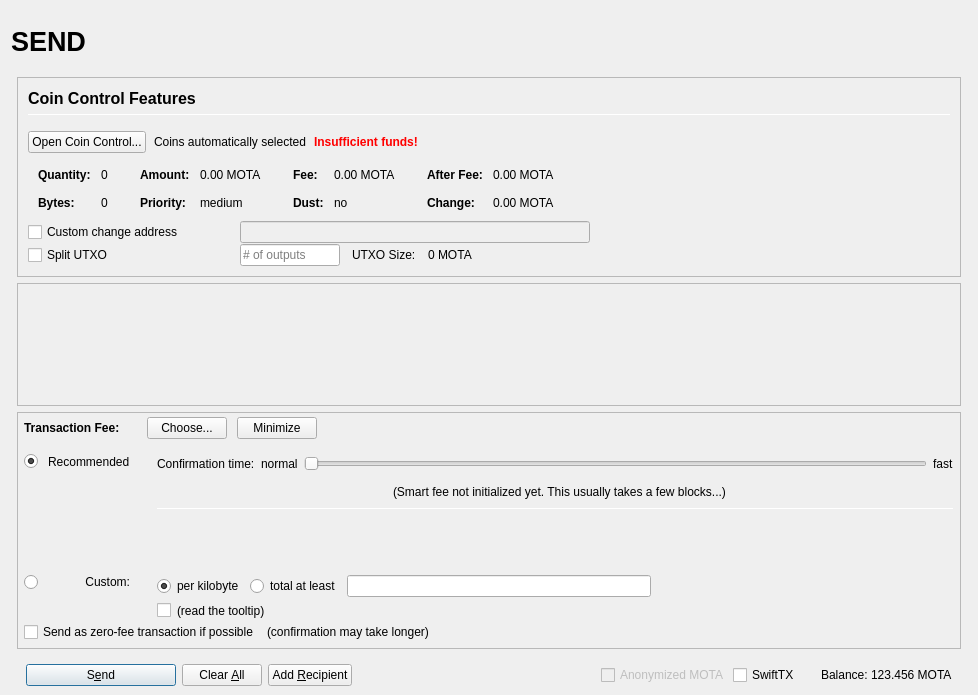
Before: the Qt Designer form src/qt/forms/sendcoinsdialog.ui in tofutim/mota, drawn with Qt 5.
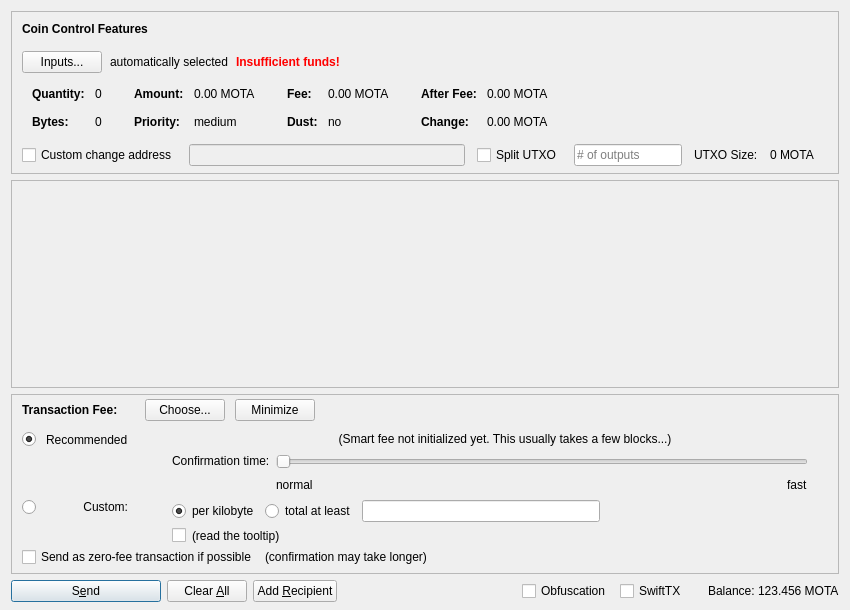
After: the same form once the commit is applied. Icons and pictures are not drawn. Custom widgets are drawn as their Qt base class.

Patch:
```diff
--- a/src/qt/forms/sendcoinsdialog.ui
+++ b/src/qt/forms/sendcoinsdialog.ui
@@ -2,155 +2,20 @@
 <ui version="4.0">
  <class>SendCoinsDialog</class>
  <widget class="QDialog" name="SendCoinsDialog">
-  <property name="enabled">
-   <bool>true</bool>
-  </property>
   <property name="geometry">
    <rect>
     <x>0</x>
     <y>0</y>
-    <width>978</width>
-    <height>695</height>
+    <width>850</width>
+    <height>610</height>
    </rect>
   </property>
   <property name="windowTitle">
    <string>Send Coins</string>
   </property>
-  <layout class="QVBoxLayout" name="verticalLayout" stretch="0">
+  <layout class="QVBoxLayout" name="verticalLayout" stretch="0,1,0,0">
    <property name="bottomMargin">
-    <number>9</number>
-   </property>
-   <item>
-    <layout class="QVBoxLayout" name="verticalLayout_Master" stretch="0,1">
-     <property name="spacing">
-      <number>0</number>
-     </property>
-     <property name="leftMargin">
-      <number>0</number>
-     </property>
-     <property name="topMargin">
-      <number>0</number>
-     </property>
-     <property name="rightMargin">
-      <number>0</number>
-     </property>
-     <property name="bottomMargin">
-      <number>0</number>
-     </property>
-     <item>
-      <widget class="QFrame" name="frame_Header">
-       <layout class="QVBoxLayout" name="verticalLayout_Header" stretch="0">
-        <property name="leftMargin">
-         <number>0</number>
-        </property>
-        <property name="topMargin">
-         <number>0</number>
-        </property>
-        <property name="rightMargin">
-         <number>0</number>
-        </property>
-        <property name="bottomMargin">
-         <number>0</number>
-        </property>
-        <item>
-         <layout class="QHBoxLayout" name="horizontalLayout_Header" stretch="1,0,1">
-          <property name="spacing">
-           <number>6</number>
-          </property>
-          <item>
-           <widget class="QLabel" name="labelOverviewHeaderLeft">
-            <property name="minimumSize">
-             <size>
-              <width>464</width>
-              <height>60</height>
-             </size>
-            </property>
-            <property name="maximumSize">
-             <size>
-              <width>16777215</width>
-              <height>60</height>
-             </size>
-            </property>
-            <property name="font">
-             <font>
-              <pointsize>20</pointsize>
-              <weight>75</weight>
-              <bold>true</bold>
-             </font>
-            </property>
-            <property name="text">
-             <string>SEND</string>
-            </property>
-            <property name="alignment">
-             <set>Qt::AlignLeading|Qt::AlignLeft|Qt::AlignVCenter</set>
-            </property>
-           </widget>
-          </item>
-          <item>
-           <spacer name="horizontalSpacer_Header">
-            <property name="orientation">
-             <enum>Qt::Horizontal</enum>
-            </property>
-            <property name="sizeHint" stdset="0">
-             <size>
-              <width>40</width>
-              <height>20</height>
-             </size>
-            </property>
-           </spacer>
-          </item>
-          <item>
-           <widget class="QLabel" name="labelOverviewHeaderRight">
-            <property name="minimumSize">
-             <size>
-              <width>464</width>
-              <height>60</height>
-             </size>
-            </property>
-            <property name="maximumSize">
-             <size>
-              <width>16777215</width>
-              <height>60</height>
-             </size>
-            </property>
-            <property name="font">
-             <font>
-              <pointsize>14</pointsize>
-             </font>
-            </property>
-            <property name="text">
-             <string/>
-            </property>
-            <property name="alignment">
-             <set>Qt::AlignRight|Qt::AlignTrailing|Qt::AlignVCenter</set>
-            </property>
-           </widget>
-          </item>
-         </layout>
-        </item>
-       </layout>
-      </widget>
-     </item>
-     <item>
-      <widget class="QFrame" name="frame_BG">
-       <property name="minimumSize">
-        <size>
-         <width>0</width>
-         <height>0</height>
-        </size>
-       </property>
-       <layout class="QVBoxLayout" name="layout_BG" stretch="0,0,0,0">
-        <property name="leftMargin">
-         <number>6</number>
-        </property>
-        <property name="topMargin">
-         <number>6</number>
-        </property>
-        <property name="rightMargin">
-         <number>6</number>
-        </property>
-        <property name="bottomMargin">
-         <number>0</number>
+    <number>8</number>
         </property>
         <item>
          <widget class="QFrame" name="frameCoinControl">
@@ -186,13 +51,12 @@
             <number>0</number>
            </property>
            <property name="bottomMargin">
-            <number>0</number>
+       <number>6</number>
            </property>
            <item>
-            <widget class="QFrame" name="frameCoinControl_BG">
-             <layout class="QVBoxLayout" name="verticalLayoutCoinControl" stretch="0,0,0,0,0,0">
+       <layout class="QVBoxLayout" name="verticalLayoutCoinControl" stretch="0,0,0,0,1">
               <property name="spacing">
-               <number>1</number>
+         <number>0</number>
               </property>
               <property name="leftMargin">
                <number>10</number>
@@ -206,11 +70,6 @@
                  <number>15</number>
                 </property>
                 <item>
-                 <layout class="QVBoxLayout" name="verticalLayout_3">
-                  <property name="spacing">
-                   <number>6</number>
-                  </property>
-                  <item>
                    <widget class="QLabel" name="labelCoinControlFeatures">
                     <property name="sizePolicy">
                      <sizepolicy hsizetype="Preferred" vsizetype="Maximum">
@@ -218,15 +77,8 @@
                       <verstretch>0</verstretch>
                      </sizepolicy>
                     </property>
-                    <property name="minimumSize">
-                     <size>
-                      <width>0</width>
-                      <height>20</height>
-                     </size>
-                    </property>
                     <property name="font">
                      <font>
-                      <pointsize>12</pointsize>
                       <weight>75</weight>
                       <bold>true</bold>
                      </font>
@@ -239,27 +91,6 @@
                     </property>
                    </widget>
                   </item>
-                  <item>
-                   <widget class="Line" name="line">
-                    <property name="minimumSize">
-                     <size>
-                      <width>0</width>
-                      <height>1</height>
-                     </size>
-                    </property>
-                    <property name="maximumSize">
-                     <size>
-                      <width>16777215</width>
-                      <height>1</height>
-                     </size>
-                    </property>
-                    <property name="orientation">
-                     <enum>Qt::Horizontal</enum>
-                    </property>
-                   </widget>
-                  </item>
-                 </layout>
-                </item>
                </layout>
               </item>
               <item>
@@ -276,7 +107,7 @@
                    <string notr="true"/>
                   </property>
                   <property name="text">
-                   <string>Open Coin Control...</string>
+             <string>Inputs...</string>
                   </property>
                   <property name="autoDefault">
                    <bool>false</bool>
@@ -286,7 +117,7 @@
                 <item>
                  <widget class="QLabel" name="labelCoinControlAutomaticallySelected">
                   <property name="text">
-                   <string>Coins automatically selected</string>
+             <string>automatically selected</string>
                   </property>
                   <property name="margin">
                    <number>5</number>
@@ -697,7 +528,7 @@
                </widget>
               </item>
               <item>
-               <layout class="QHBoxLayout" name="horizontalLayoutCoinControl4">
+         <layout class="QHBoxLayout" name="horizontalLayoutCoinControl4" stretch="0,0,0,0,0,0,0">
                 <property name="spacing">
                  <number>12</number>
                 </property>
@@ -705,31 +536,13 @@
                  <enum>QLayout::SetDefaultConstraint</enum>
                 </property>
                 <property name="topMargin">
-                 <number>0</number>
+           <number>5</number>
                 </property>
                 <property name="rightMargin">
-                 <number>0</number>
+           <number>5</number>
                 </property>
                 <item>
                  <widget class="QCheckBox" name="checkBoxCoinControlChange">
-                  <property name="sizePolicy">
-                   <sizepolicy hsizetype="Preferred" vsizetype="Preferred">
-                    <horstretch>0</horstretch>
-                    <verstretch>0</verstretch>
-                   </sizepolicy>
-                  </property>
-                  <property name="minimumSize">
-                   <size>
-                    <width>200</width>
-                    <height>0</height>
-                   </size>
-                  </property>
-                  <property name="maximumSize">
-                   <size>
-                    <width>200</width>
-                    <height>16777215</height>
-                   </size>
-                  </property>
                   <property name="toolTip">
                    <string>If this is activated, but the change address is empty or invalid, change will be sent to a newly generated address.</string>
                   </property>
@@ -744,71 +557,15 @@
                    <bool>false</bool>
                   </property>
                   <property name="sizePolicy">
-                   <sizepolicy hsizetype="Preferred" vsizetype="Preferred">
+             <sizepolicy hsizetype="Expanding" vsizetype="Fixed">
                     <horstretch>0</horstretch>
                     <verstretch>0</verstretch>
                    </sizepolicy>
                   </property>
-                  <property name="minimumSize">
-                   <size>
-                    <width>300</width>
-                    <height>0</height>
-                   </size>
-                  </property>
-                 </widget>
-                </item>
-                <item>
-                 <widget class="QLabel" name="labelCoinControlChangeLabel">
-                  <property name="sizePolicy">
-                   <sizepolicy hsizetype="Preferred" vsizetype="Preferred">
-                    <horstretch>0</horstretch>
-                    <verstretch>0</verstretch>
-                   </sizepolicy>
-                  </property>
-                  <property name="minimumSize">
-                   <size>
-                    <width>100</width>
-                    <height>0</height>
-                   </size>
-                  </property>
-                  <property name="text">
-                   <string/>
-                  </property>
-                  <property name="margin">
-                   <number>3</number>
-                  </property>
-                 </widget>
-                </item>
-               </layout>
-              </item>
-              <item>
-               <layout class="QHBoxLayout" name="horizontalLayoutCoinControl6">
-                <property name="spacing">
-                 <number>12</number>
-                </property>
-                <property name="rightMargin">
-                 <number>0</number>
-                </property>
+           </widget>
+          </item>
                 <item>
                  <widget class="QCheckBox" name="splitBlockCheckBox">
-                  <property name="sizePolicy">
-                   <sizepolicy hsizetype="Preferred" vsizetype="Preferred">
-                    <horstretch>0</horstretch>
-                    <verstretch>0</verstretch>
-                   </sizepolicy>
-                  </property>
-                  <property name="minimumSize">
-                   <size>
-                    <width>200</width>
-                    <height>0</height>
-                   </size>
-                  </property>
-                  <property name="maximumSize">
-                   <size>
-                    <width>200</width>
-                    <height>16777215</height>
-                   </size>
-                  </property>
                   <property name="text">
                    <string>Split UTXO</string>
                   </property>
@@ -817,23 +574,11 @@
                 <item>
                  <widget class="QLineEdit" name="splitBlockLineEdit">
                   <property name="sizePolicy">
-                   <sizepolicy hsizetype="Preferred" vsizetype="Preferred">
+             <sizepolicy hsizetype="Fixed" vsizetype="Fixed">
                     <horstretch>50</horstretch>
                     <verstretch>0</verstretch>
                    </sizepolicy>
                   </property>
-                  <property name="minimumSize">
-                   <size>
-                    <width>100</width>
-                    <height>0</height>
-                   </size>
-                  </property>
-                  <property name="maximumSize">
-                   <size>
-                    <width>100</width>
-                    <height>16777215</height>
-                   </size>
-                  </property>
                   <property name="placeholderText">
                    <string># of outputs</string>
                   </property>
@@ -854,17 +599,26 @@
                  </widget>
                 </item>
                 <item>
-                 <spacer name="horizontalSpacer_7">
-                  <property name="orientation">
-                   <enum>Qt::Horizontal</enum>
-                  </property>
-                  <property name="sizeHint" stdset="0">
+           <widget class="QLabel" name="labelCoinControlChangeLabel">
+            <property name="sizePolicy">
+             <sizepolicy hsizetype="Preferred" vsizetype="Expanding">
+              <horstretch>0</horstretch>
+              <verstretch>0</verstretch>
+             </sizepolicy>
+            </property>
+            <property name="minimumSize">
                    <size>
-                    <width>40</width>
-                    <height>20</height>
-                   </size>
-                  </property>
-                 </spacer>
+              <width>0</width>
+              <height>0</height>
+             </size>
+            </property>
+            <property name="text">
+             <string/>
+            </property>
+            <property name="margin">
+             <number>3</number>
+            </property>
+           </widget>
                 </item>
                </layout>
               </item>
@@ -882,7 +636,6 @@
                </spacer>
               </item>
              </layout>
-            </widget>
            </item>
           </layout>
          </widget>
@@ -897,8 +650,8 @@
             <rect>
              <x>0</x>
              <y>0</y>
-             <width>944</width>
-             <height>68</height>
+        <width>830</width>
+        <height>95</height>
             </rect>
            </property>
            <layout class="QVBoxLayout" name="verticalLayout_2" stretch="0,1">
@@ -980,14 +733,11 @@
               <number>0</number>
              </property>
              <property name="leftMargin">
-              <number>6</number>
+         <number>10</number>
              </property>
              <property name="topMargin">
               <number>0</number>
              </property>
-             <property name="rightMargin">
-              <number>6</number>
-             </property>
              <item>
               <layout class="QHBoxLayout" name="horizontalLayoutFee1">
                <property name="bottomMargin">
@@ -1129,61 +879,7 @@
                   <property name="verticalSpacing">
                    <number>4</number>
                   </property>
-                  <item row="2" column="0">
-                   <layout class="QVBoxLayout" name="verticalLayoutFee4" stretch="0">
-                    <item>
-                     <spacer name="verticalSpacer_2">
-                      <property name="orientation">
-                       <enum>Qt::Vertical</enum>
-                      </property>
-                      <property name="sizeHint" stdset="0">
-                       <size>
-                        <width>1</width>
-                        <height>1</height>
-                       </size>
-                      </property>
-                     </spacer>
-                    </item>
-                   </layout>
-                  </item>
-                  <item row="3" column="0">
-                   <layout class="QVBoxLayout" name="verticalLayoutFee9" stretch="0,1">
-                    <item>
-                     <widget class="QRadioButton" name="radioCustomFee">
-                      <property name="text">
-                       <string/>
-                      </property>
-                      <attribute name="buttonGroup">
-                       <string notr="true">groupFee</string>
-                      </attribute>
-                     </widget>
-                    </item>
-                    <item>
-                     <spacer name="verticalSpacer_6">
-                      <property name="orientation">
-                       <enum>Qt::Vertical</enum>
-                      </property>
-                      <property name="sizeHint" stdset="0">
-                       <size>
-                        <width>1</width>
-                        <height>1</height>
-                       </size>
-                      </property>
-                     </spacer>
-                    </item>
-                   </layout>
-                  </item>
-                  <item row="3" column="1">
-                   <widget class="QLabel" name="labelCustomFee">
-                    <property name="text">
-                     <string>Custom:</string>
-                    </property>
-                    <property name="alignment">
-                     <set>Qt::AlignRight|Qt::AlignTop|Qt::AlignTrailing</set>
-                    </property>
-                   </widget>
-                  </item>
-                  <item row="3" column="4">
+             <item row="2" column="4">
                    <layout class="QVBoxLayout" name="verticalLayoutFee8">
                     <property name="spacing">
                      <number>6</number>
@@ -1282,27 +978,80 @@
                     </item>
                    </layout>
                   </item>
-                  <item row="1" column="1">
-                   <widget class="QLabel" name="labelSmartFee_2">
+             <item row="1" column="0">
+              <layout class="QVBoxLayout" name="verticalLayoutFee4" stretch="1">
+               <item>
+                <spacer name="verticalSpacer_2">
+                 <property name="orientation">
+                  <enum>Qt::Vertical</enum>
+                 </property>
+                 <property name="sizeHint" stdset="0">
+                  <size>
+                   <width>1</width>
+                   <height>1</height>
+                  </size>
+                 </property>
+                </spacer>
+               </item>
+              </layout>
+             </item>
+             <item row="2" column="0">
+              <layout class="QVBoxLayout" name="verticalLayoutFee9" stretch="0,1">
+               <item>
+                <widget class="QRadioButton" name="radioCustomFee">
                     <property name="text">
-                     <string>Recommended</string>
-                    </property>
-                   </widget>
-                  </item>
-                  <item row="0" column="4" rowspan="3">
-                   <layout class="QVBoxLayout" name="verticalLayoutFee3" stretch="0,0,0,0,1,0">
+                  <string/>
+                 </property>
+                 <attribute name="buttonGroup">
+                  <string notr="true">groupFee</string>
+                 </attribute>
+                </widget>
+               </item>
+               <item>
+                <spacer name="verticalSpacer_6">
+                 <property name="orientation">
+                  <enum>Qt::Vertical</enum>
+                 </property>
+                 <property name="sizeHint" stdset="0">
+                  <size>
+                   <width>1</width>
+                   <height>1</height>
+                  </size>
+                 </property>
+                </spacer>
+               </item>
+              </layout>
+             </item>
+             <item row="1" column="4">
+              <layout class="QVBoxLayout" name="verticalLayoutFee3" stretch="0,0,1">
                     <property name="spacing">
                      <number>6</number>
                     </property>
                     <property name="topMargin">
                      <number>2</number>
                     </property>
-                    <property name="bottomMargin">
-                     <number>20</number>
-                    </property>
+               <item>
+                <layout class="QHBoxLayout" name="horizontalLayoutFee12">
+                 <item>
+                  <spacer name="horizontalSpacer_5">
+                   <property name="orientation">
+                    <enum>Qt::Horizontal</enum>
+                   </property>
+                   <property name="sizeHint" stdset="0">
+                    <size>
+                     <width>1</width>
+                     <height>1</height>
+                    </size>
+                   </property>
+                  </spacer>
+                 </item>
+                </layout>
+               </item>
                     <item>
                      <layout class="QHBoxLayout" name="horizontalLayoutFee9">
                       <item>
+                  <layout class="QVBoxLayout" name="verticalLayoutFee6">
+                   <item>
                        <widget class="QLabel" name="labelSmartFee3">
                         <property name="text">
                          <string>Confirmation time:</string>
@@ -1313,23 +1062,27 @@
                        </widget>
                       </item>
                       <item>
-                       <widget class="QLabel" name="labelSmartFeeNormal">
-                        <property name="text">
-                         <string>normal</string>
-                        </property>
-                        <property name="margin">
-                         <number>2</number>
-                        </property>
-                       </widget>
-                      </item>
+                    <spacer name="verticalSpacer_3">
+                     <property name="orientation">
+                      <enum>Qt::Vertical</enum>
+                     </property>
+                     <property name="sizeHint" stdset="0">
+                      <size>
+                       <width>1</width>
+                       <height>1</height>
+                      </size>
+                     </property>
+                    </spacer>
+                   </item>
+                  </layout>
+                 </item>
+                 <item>
+                  <layout class="QVBoxLayout" name="verticalLayoutFee5">
+                   <property name="rightMargin">
+                    <number>30</number>
+                   </property>
                       <item>
                        <widget class="QSlider" name="sliderSmartFee">
-                        <property name="minimumSize">
-                         <size>
-                          <width>0</width>
-                          <height>24</height>
-                         </size>
-                        </property>
                         <property name="minimum">
                          <number>0</number>
                         </property>
@@ -1357,6 +1110,28 @@
                        </widget>
                       </item>
                       <item>
+                    <layout class="QHBoxLayout" name="horizontalLayoutFee10">
+                     <item>
+                      <widget class="QLabel" name="labelSmartFeeNormal">
+                       <property name="text">
+                        <string>normal</string>
+                       </property>
+                      </widget>
+                     </item>
+                     <item>
+                      <spacer name="horizontalSpacer_3">
+                       <property name="orientation">
+                        <enum>Qt::Horizontal</enum>
+                       </property>
+                       <property name="sizeHint" stdset="0">
+                        <size>
+                         <width>40</width>
+                         <height>20</height>
+                        </size>
+                       </property>
+                      </spacer>
+                     </item>
+                     <item>
                        <widget class="QLabel" name="labelSmartFeeFast">
                         <property name="text">
                          <string>fast</string>
@@ -1365,148 +1140,81 @@
                       </item>
                      </layout>
                     </item>
+                  </layout>
+                 </item>
+                </layout>
+               </item>
                     <item>
-                     <layout class="QHBoxLayout" name="horizontalLayout_recommended_texts">
-                      <property name="spacing">
-                       <number>0</number>
-                      </property>
-                      <item>
-                       <spacer name="horizontalSpacer_8">
+                <spacer name="verticalSpacer_4">
                         <property name="orientation">
-                         <enum>Qt::Horizontal</enum>
+                  <enum>Qt::Vertical</enum>
                         </property>
                         <property name="sizeHint" stdset="0">
                          <size>
-                          <width>40</width>
-                          <height>20</height>
+                   <width>1</width>
+                   <height>1</height>
                          </size>
                         </property>
                        </spacer>
                       </item>
-                      <item>
+              </layout>
+             </item>
+             <item row="0" column="1">
+              <widget class="QLabel" name="labelSmartFee_2">
+               <property name="text">
+                <string>Recommended</string>
+               </property>
+              </widget>
+             </item>
+             <item row="0" column="0">
+              <widget class="QRadioButton" name="radioSmartFee">
+               <property name="text">
+                <string/>
+               </property>
+               <property name="checked">
+                <bool>true</bool>
+               </property>
+               <attribute name="buttonGroup">
+                <string notr="true">groupFee</string>
+               </attribute>
+              </widget>
+             </item>
+             <item row="2" column="1">
+              <widget class="QLabel" name="labelCustomFee">
+               <property name="text">
+                <string>Custom:</string>
+               </property>
+               <property name="alignment">
+                <set>Qt::AlignRight|Qt::AlignTop|Qt::AlignTrailing</set>
+               </property>
+              </widget>
+             </item>
+             <item row="0" column="2">
+              <widget class="QLabel" name="labelSmartFee">
+               <property name="text">
+                <string/>
+               </property>
+               <property name="margin">
+                <number>2</number>
+               </property>
+              </widget>
+             </item>
+             <item row="0" column="3">
                        <widget class="QLabel" name="labelFeeEstimation">
                         <property name="text">
                          <string/>
                         </property>
-                        <property name="margin">
-                         <number>2</number>
-                        </property>
-                       </widget>
-                      </item>
-                      <item>
+              </widget>
+             </item>
+             <item row="0" column="4">
                        <widget class="QLabel" name="labelSmartFee2">
                         <property name="text">
                          <string>(Smart fee not initialized yet. This usually takes a few blocks...)</string>
                         </property>
                         <property name="alignment">
-                         <set>Qt::AlignLeading|Qt::AlignLeft|Qt::AlignVCenter</set>
+                <set>Qt::AlignHCenter</set>
                         </property>
                         <property name="wordWrap">
-                         <bool>false</bool>
-                        </property>
-                        <property name="margin">
-                         <number>2</number>
-                        </property>
-                        <property name="indent">
-                         <number>-1</number>
-                        </property>
-                       </widget>
-                      </item>
-                      <item>
-                       <spacer name="horizontalSpacer_3">
-                        <property name="orientation">
-                         <enum>Qt::Horizontal</enum>
-                        </property>
-                        <property name="sizeHint" stdset="0">
-                         <size>
-                          <width>40</width>
-                          <height>20</height>
-                         </size>
-                        </property>
-                       </spacer>
-                      </item>
-                     </layout>
-                    </item>
-                    <item>
-                     <widget class="Line" name="line_2">
-                      <property name="minimumSize">
-                       <size>
-                        <width>0</width>
-                        <height>1</height>
-                       </size>
-                      </property>
-                      <property name="maximumSize">
-                       <size>
-                        <width>16777215</width>
-                        <height>1</height>
-                       </size>
-                      </property>
-                      <property name="orientation">
-                       <enum>Qt::Horizontal</enum>
-                      </property>
-                     </widget>
-                    </item>
-                    <item>
-                     <layout class="QHBoxLayout" name="horizontalLayoutFee12">
-                      <item>
-                       <spacer name="horizontalSpacer_5">
-                        <property name="orientation">
-                         <enum>Qt::Horizontal</enum>
-                        </property>
-                        <property name="sizeHint" stdset="0">
-                         <size>
-                          <width>1</width>
-                          <height>1</height>
-                         </size>
-                        </property>
-                       </spacer>
-                      </item>
-                     </layout>
-                    </item>
-                    <item>
-                     <spacer name="verticalSpacer_4">
-                      <property name="orientation">
-                       <enum>Qt::Vertical</enum>
-                      </property>
-                      <property name="sizeHint" stdset="0">
-                       <size>
-                        <width>1</width>
-                        <height>1</height>
-                       </size>
-                      </property>
-                     </spacer>
-                    </item>
-                    <item>
-                     <spacer name="verticalSpacer_3">
-                      <property name="orientation">
-                       <enum>Qt::Vertical</enum>
-                      </property>
-                      <property name="sizeHint" stdset="0">
-                       <size>
-                        <width>20</width>
-                        <height>40</height>
-                       </size>
-                      </property>
-                     </spacer>
-                    </item>
-                   </layout>
-                  </item>
-                  <item row="1" column="2">
-                   <widget class="QLabel" name="labelSmartFee">
-                    <property name="text">
-                     <string/>
-                    </property>
-                    <property name="margin">
-                     <number>2</number>
-                    </property>
-                   </widget>
-                  </item>
-                  <item row="1" column="0">
-                   <widget class="QRadioButton" name="radioSmartFee">
-                    <property name="text">
-                     <string/>
-                    </property>
-                    <property name="checked">
                      <bool>true</bool>
                     </property>
                     <attribute name="buttonGroup">
@@ -1591,11 +1299,7 @@
          </widget>
         </item>
         <item>
-         <widget class="QFrame" name="frame_Send">
           <layout class="QHBoxLayout" name="horizontalLayout">
-           <property name="bottomMargin">
-            <number>0</number>
-           </property>
            <item>
             <widget class="QPushButton" name="sendButton">
              <property name="minimumSize">
@@ -1681,12 +1385,18 @@
               <number>3</number>
              </property>
              <item>
-              <widget class="QCheckBox" name="checkzMOTA">
-               <property name="enabled">
-                <bool>false</bool>
+        <widget class="QCheckBox" name="checkUseObfuscation">
+         <property name="minimumSize">
+          <size>
+           <width>95</width>
+           <height>0</height>
+          </size>
                </property>
                <property name="text">
-                <string>Anonymized MOTA</string>
+          <string>Obfuscation</string>
+         </property>
+         <property name="checked">
+          <bool>false</bool>
                </property>
               </widget>
              </item>
@@ -1733,12 +1443,6 @@
               </widget>
              </item>
             </layout>
-           </item>
-          </layout>
-         </widget>
-        </item>
-       </layout>
-      </widget>
      </item>
     </layout>
    </item>
```
Left out of the diff: 6 changed lines with no effect on the pictures. Lines whose indentation alone changed are shown as unchanged.
